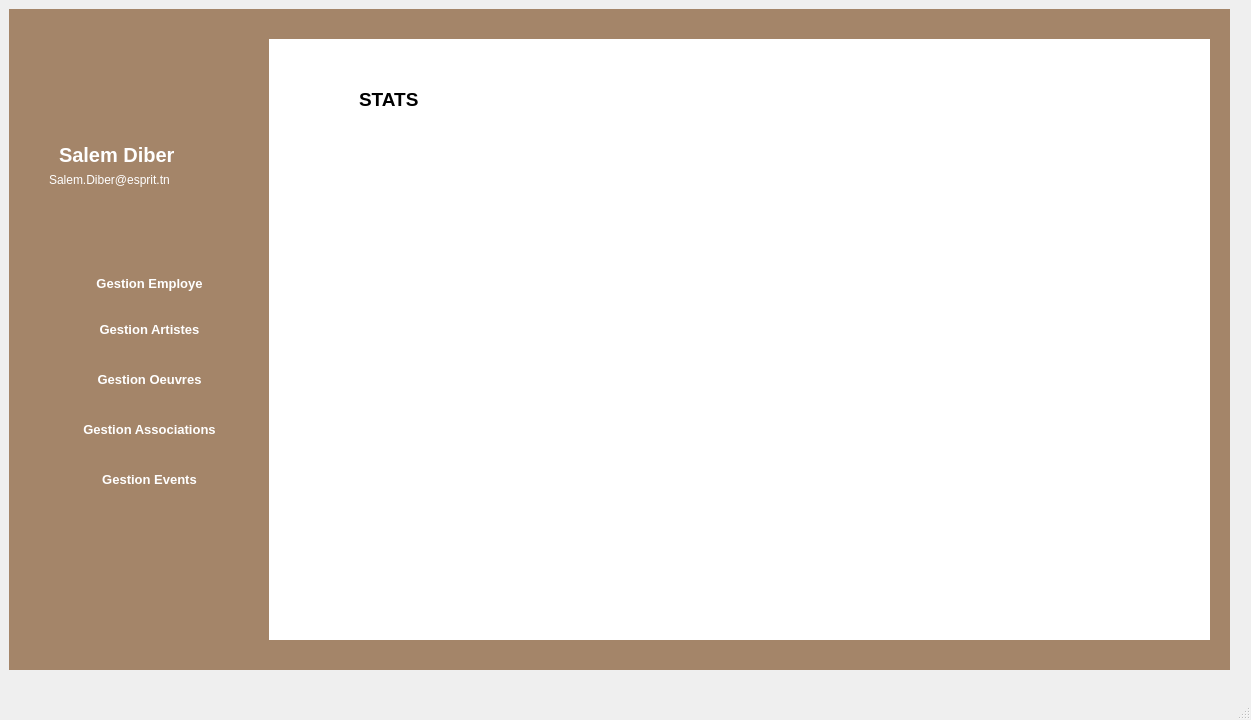
Old version of the form mainwindow.ui in the repository Projet-CPP-2A6/projetQT.
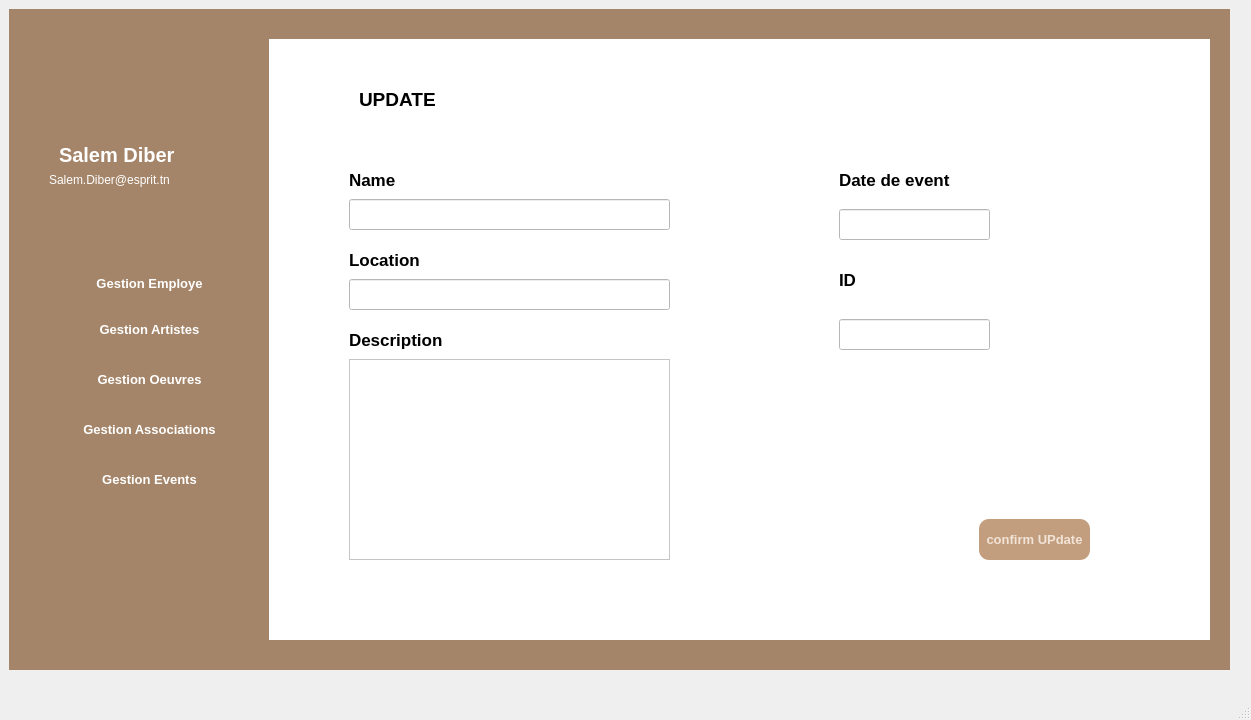
New version of the form. The open tabs and pages were chosen to show the change. Icons and pictures are not drawn.

What changed in the file:
```diff
--- a/mainwindow.ui
+++ b/mainwindow.ui
@@ -968,16 +968,191 @@
         </font>
        </property>
        <property name="text">
-        <string>STATS</string>
+        <string>UPDATE</string>
        </property>
       </widget>
-      <widget class="QWidget" name="statContainer" native="true">
+      <widget class="QPushButton" name="pbconfirm_5">
        <property name="geometry">
         <rect>
-         <x>60</x>
-         <y>90</y>
-         <width>791</width>
-         <height>461</height>
+         <x>710</x>
+         <y>480</y>
+         <width>111</width>
+         <height>41</height>
+        </rect>
+       </property>
+       <property name="font">
+        <font>
+         <pointsize>10</pointsize>
+         <weight>75</weight>
+         <bold>true</bold>
+        </font>
+       </property>
+       <property name="styleSheet">
+        <string notr="true">QPushButton
+{
+border-radius:10px;
+background-color:#C29E7E;
+color:#F1E3D7;
+}
+QPushButton:pressed{
+padding-left:5px;
+padding-top:5px;
+background-color: #C29E7E;
+
+
+}</string>
+       </property>
+       <property name="text">
+        <string>confirm UPdate</string>
+       </property>
+      </widget>
+      <widget class="QLineEdit" name="lename_3">
+       <property name="geometry">
+        <rect>
+         <x>80</x>
+         <y>160</y>
+         <width>321</width>
+         <height>31</height>
+        </rect>
+       </property>
+      </widget>
+      <widget class="QLineEdit" name="lelocation_3">
+       <property name="geometry">
+        <rect>
+         <x>80</x>
+         <y>240</y>
+         <width>321</width>
+         <height>31</height>
+        </rect>
+       </property>
+      </widget>
+      <widget class="QLabel" name="label_location_3">
+       <property name="geometry">
+        <rect>
+         <x>80</x>
+         <y>210</y>
+         <width>71</width>
+         <height>21</height>
+        </rect>
+       </property>
+       <property name="font">
+        <font>
+         <pointsize>13</pointsize>
+         <weight>75</weight>
+         <bold>true</bold>
+        </font>
+       </property>
+       <property name="text">
+        <string>Location</string>
+       </property>
+      </widget>
+      <widget class="QTextEdit" name="ledesc_3">
+       <property name="geometry">
+        <rect>
+         <x>80</x>
+         <y>320</y>
+         <width>321</width>
+         <height>201</height>
+        </rect>
+       </property>
+      </widget>
+      <widget class="QLabel" name="label_desc_3">
+       <property name="geometry">
+        <rect>
+         <x>80</x>
+         <y>290</y>
+         <width>121</width>
+         <height>21</height>
+        </rect>
+       </property>
+       <property name="font">
+        <font>
+         <pointsize>13</pointsize>
+         <weight>75</weight>
+         <bold>true</bold>
+        </font>
+       </property>
+       <property name="text">
+        <string>Description</string>
+       </property>
+      </widget>
+      <widget class="QLabel" name="label_date_3">
+       <property name="geometry">
+        <rect>
+         <x>570</x>
+         <y>130</y>
+         <width>171</width>
+         <height>21</height>
+        </rect>
+       </property>
+       <property name="font">
+        <font>
+         <pointsize>13</pointsize>
+         <weight>75</weight>
+         <bold>true</bold>
+        </font>
+       </property>
+       <property name="text">
+        <string>Date de event</string>
+       </property>
+      </widget>
+      <widget class="QLabel" name="label_name_3">
+       <property name="geometry">
+        <rect>
+         <x>80</x>
+         <y>130</y>
+         <width>71</width>
+         <height>21</height>
+        </rect>
+       </property>
+       <property name="font">
+        <font>
+         <pointsize>13</pointsize>
+         <weight>75</weight>
+         <bold>true</bold>
+        </font>
+       </property>
+       <property name="text">
+        <string>Name</string>
+       </property>
+      </widget>
+      <widget class="QLineEdit" name="ledate_3">
+       <property name="geometry">
+        <rect>
+         <x>570</x>
+         <y>170</y>
+         <width>151</width>
+         <height>31</height>
+        </rect>
+       </property>
+      </widget>
+      <widget class="QLabel" name="label_date_4">
+       <property name="geometry">
+        <rect>
+         <x>570</x>
+         <y>230</y>
+         <width>171</width>
+         <height>21</height>
+        </rect>
+       </property>
+       <property name="font">
+        <font>
+         <pointsize>13</pointsize>
+         <weight>75</weight>
+         <bold>true</bold>
+        </font>
+       </property>
+       <property name="text">
+        <string>ID</string>
+       </property>
+      </widget>
+      <widget class="QLineEdit" name="leid">
+       <property name="geometry">
+        <rect>
+         <x>570</x>
+         <y>280</y>
+         <width>151</width>
+         <height>31</height>
         </rect>
        </property>
       </widget>
```
Left out of the diff: 37 changed lines with no effect on the pictures.
